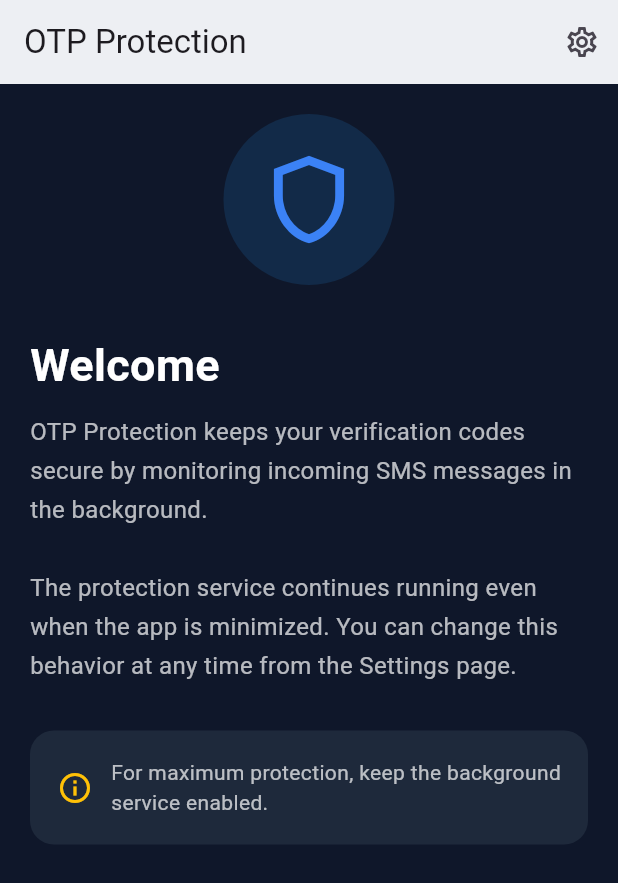
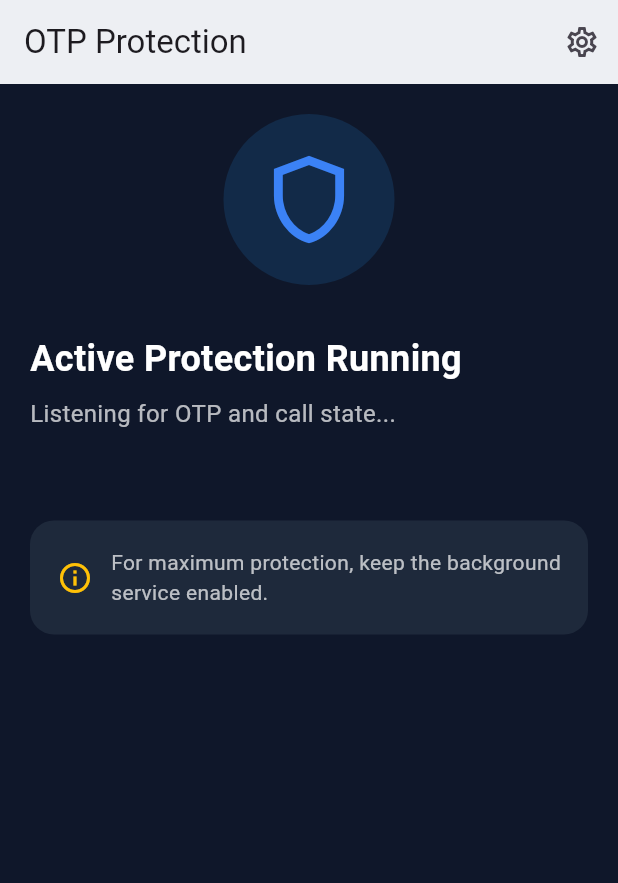
Before and after one commit to Abdelrahime7/otp-protection, a Flutter app: the screen it shows after launch, on a phone screen of 412 x 824 dp. Shown: the top 883 px of the screen. Run offline on Flutter 3.47's test engine with Material 3 defaults, Android fonts, the phone set to English and light mode, and no system bars; our stand-ins replace flutter_screenutil, go_router, google_fonts.

Commit message:
fix: improve OTP protection event handling and routing

```diff
--- a/otp_protection/lib/core/features/home/home_page.dart
+++ b/otp_protection/lib/core/features/home/home_page.dart
@@ -1,5 +1,6 @@
 import 'package:flutter/material.dart';
 import 'package:go_router/go_router.dart';
+import 'package:flutter/services.dart';
 
 class HomePage extends StatelessWidget {
   const HomePage({super.key});
@@ -45,28 +46,24 @@ class HomePage extends StatelessWidget {
               const SizedBox(height: 32),
 
               const Text(
-                "Welcome",
+                "Active Protection Running",
                 style: TextStyle(
-                  fontSize: 30,
+                  fontSize: 24,
                   fontWeight: FontWeight.bold,
                   color: Colors.white,
                 ),
               ),
-
-              const SizedBox(height: 10),
-
+              const SizedBox(height: 8),
               const Text(
-                "OTP Protection keeps your verification codes secure by "
-                "monitoring incoming SMS messages in the background.\n\n"
-                "The protection service continues running even when the app "
-                "is minimized. You can change this behavior at any time from "
-                "the Settings page.",
+                "Listening for OTP and call state...",
                 style: TextStyle(
+                  fontSize: 16,
                   color: Colors.white70,
-                  height: 1.6,
-                  fontSize: 16,
                 ),
               ),
+              const SizedBox(height: 30),
+
+
 
               const SizedBox(height: 30),
 
--- a/otp_protection/lib/core/routing/app_routes.dart
+++ b/otp_protection/lib/core/routing/app_routes.dart
@@ -1,4 +1,7 @@
 class AppRoutes {
   static const String myHomePage = '/home';
   static const String settings   = '/settings';
+  static const String showNormalWarning = '/normal';
+  static const String  showDangerWarning = '/danger';
+
 }
--- a/otp_protection/lib/core/routing/router_config.dart
+++ b/otp_protection/lib/core/routing/router_config.dart
@@ -2,6 +2,8 @@ import 'package:flutter/material.dart';
 import 'package:go_router/go_router.dart';
 import 'package:otp_protection/core/features/home/home_page.dart';
 import 'package:otp_protection/core/features/settings/settings_page.dart';
+import 'package:otp_protection/core/otp-protections/danger_warning_dialog.dart';
+import 'package:otp_protection/core/otp-protections/normal_warning_dialog.dart';
 import 'package:otp_protection/core/routing/app_routes.dart';
 
 class AppRouterConfig {
@@ -19,6 +21,14 @@ class AppRouterConfig {
         path: AppRoutes.settings,
         builder: (context, state) => const SettingsPage(),
       ),
+      GoRoute(
+        path: AppRoutes.showDangerWarning,
+        builder: (context, state) => const DangerWarningDialog(),
+      ),
+ GoRoute(
+        path: AppRoutes.showNormalWarning,
+        builder: (context, state) => const NormalWarningDialog(),
+      ),
 
     ],
   );
```
Also changed, not shown: 2 other files.
